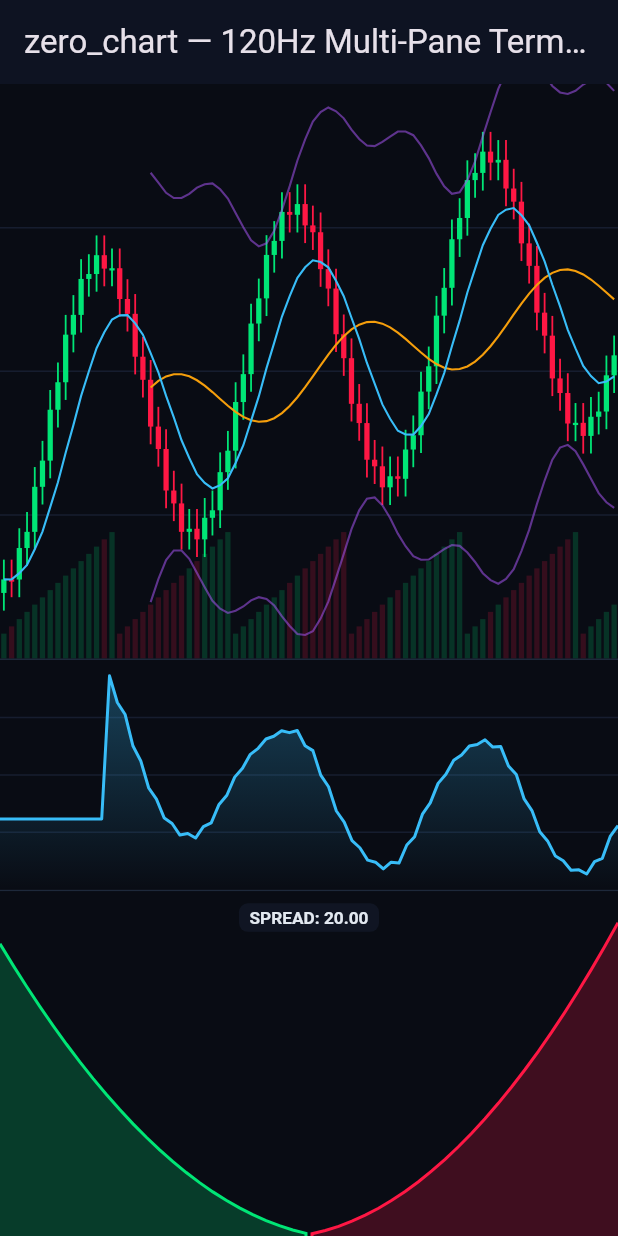
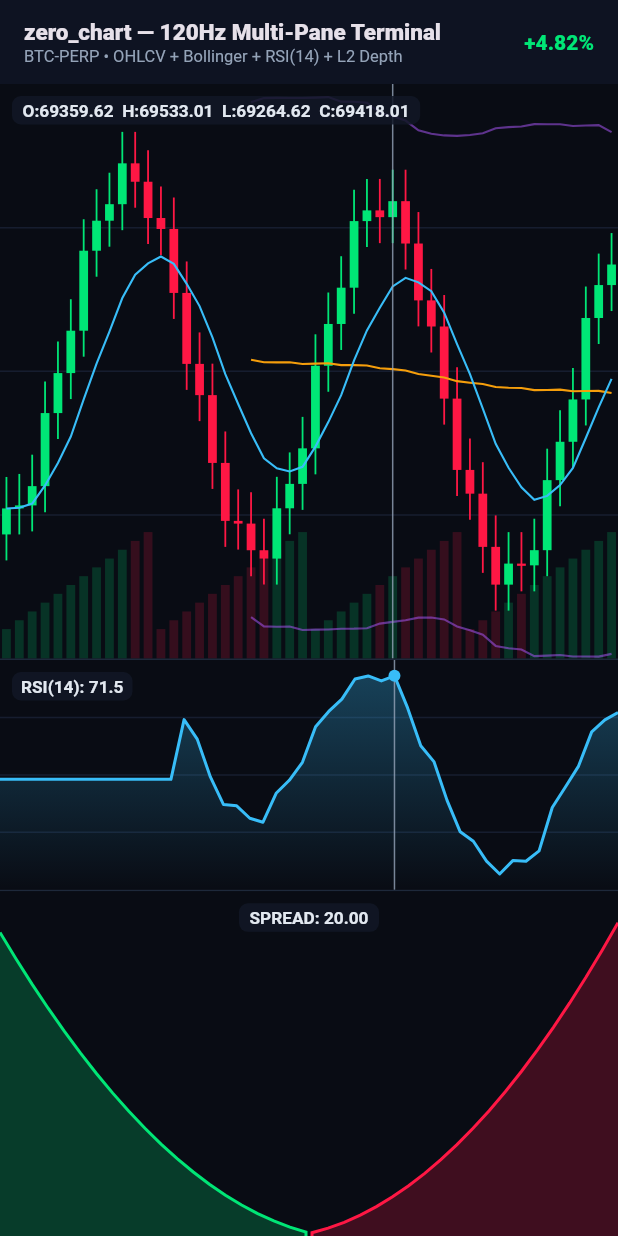
Before and after one commit to RedlightApps/zero_chart, a Flutter app: the screen it shows after launch, on a phone screen of 412 x 824 dp. Run offline on Flutter 3.47's test engine with Material 3 defaults, Android fonts, the phone set to English and light mode, and no system bars.

Commit message:
docs: add 120Hz iOS Simulator showcase screenshots and upgrade example UI (v1.0.1)

```diff
--- a/example/lib/main.dart
+++ b/example/lib/main.dart
@@ -24,12 +24,12 @@ class _ZeroChartShowcaseAppState extends State<ZeroChartShowcaseApp> {
   void initState() {
     super.initState();
     var price = 68200.0;
-    _candles = List<OhlcvCandle>.generate(80, (i) {
-      final delta = math.sin(i * 0.25) * 180.0 + (i.isEven ? 65.0 : -45.0);
+    _candles = List<OhlcvCandle>.generate(48, (i) {
+      final delta = math.sin(i * 0.32) * 210.0 + (i % 3 == 0 ? 95.0 : -55.0);
       final open = price;
       final close = open + delta;
-      final high = math.max(open, close) + 95.0;
-      final low = math.min(open, close) - 85.0;
+      final high = math.max(open, close) + 115.0;
+      final low = math.min(open, close) - 95.0;
       price = close;
       return OhlcvCandle(
         timestampMs: 1700000000000 + i * 60000,
@@ -37,7 +37,7 @@ class _ZeroChartShowcaseAppState extends State<ZeroChartShowcaseApp> {
         high: high,
         low: low,
         close: close,
-        volume: 120.0 + (i % 15) * 35.0,
+        volume: 140.0 + (i % 12) * 42.0,
       );
     });
 
@@ -45,17 +45,20 @@ class _ZeroChartShowcaseAppState extends State<ZeroChartShowcaseApp> {
     final rsi = TechnicalIndicators.rsi(closes, period: 14);
     _rsiPoints = List<ChartPoint>.generate(
       _candles.length,
-      (i) => ChartPoint(x: i.toDouble(), y: rsi[i] ?? 50.0),
+      (i) => ChartPoint(x: i.toDouble(), y: rsi[i] ?? 52.0),
     );
 
     _bids = List<OrderBookLevel>.generate(
-      24,
-      (i) => OrderBookLevel(price: 68400.0 - i * 15.0, quantity: 2.5 + i * 0.8),
+      20,
+      (i) => OrderBookLevel(price: 68400.0 - i * 15.0, quantity: 3.5 + i * 1.1),
     );
     _asks = List<OrderBookLevel>.generate(
-      24,
-      (i) => OrderBookLevel(price: 68420.0 + i * 15.0, quantity: 2.2 + i * 0.9),
+      20,
+      (i) => OrderBookLevel(price: 68420.0 + i * 15.0, quantity: 3.0 + i * 1.2),
     );
+
+    // Pre-activate synchronized multi-pane crosshair for instant visual clarity
+    _sync.updateCrosshair(normalizedX: 0.64, localY: 90.0);
   }
 
   @override
@@ -73,7 +76,19 @@ class _ZeroChartShowcaseAppState extends State<ZeroChartShowcaseApp> {
         backgroundColor: const Color(0xFF070910),
         appBar: AppBar(
           backgroundColor: const Color(0xFF0E1322),
-          title: const Text('zero_chart — 120Hz Multi-Pane Terminal'),
+          title: const Row(
+            mainAxisAlignment: MainAxisAlignment.spaceBetween,
+            children: [
+              Column(
+                crossAxisAlignment: CrossAxisAlignment.start,
+                children: [
+                  Text('zero_chart — 120Hz Multi-Pane Terminal', style: TextStyle(fontSize: 15, fontWeight: FontWeight.w800)),
+                  Text('BTC-PERP • OHLCV + Bollinger + RSI(14) + L2 Depth', style: TextStyle(fontSize: 11, color: Color(0xFF94A3B8))),
+                ],
+              ),
+              Text('+4.82%', style: TextStyle(color: Color(0xFF00E676), fontSize: 14, fontWeight: FontWeight.w900)),
+            ],
+          ),
         ),
         body: Column(
           children: [
--- a/pubspec.yaml
+++ b/pubspec.yaml
@@ -1,10 +1,14 @@
 name: zero_chart
 description: 120Hz Element-Bypass financial & real-time telemetry charting engine for Flutter. Includes LTTB downsampling, OHLCV Candlestick, OrderBook L2 Depth chart, Technical Indicators (SMA, EMA, RSI, Bollinger), and Multi-Pane synchronized Crosshair. Zero external dependencies.
-version: 1.0.0
+version: 1.0.1
 homepage: https://redlightapps.com
 repository: https://github.com/RedlightApps/zero_chart
 issue_tracker: https://github.com/RedlightApps/zero_chart/issues
 documentation: https://github.com/RedlightApps/zero_chart#readme
+
+screenshots:
+  - description: "120Hz Multi-Pane OHLCV Candlestick, Bollinger Bands, Synchronized Crosshair RSI(14) & L2 OrderBook Depth Chart"
+    path: doc/screenshots/zero_chart_showcase.png
 
 funding:
   - https://www.buymeacoffee.com/yusufkaval
```
Also changed, not shown: 3 other files.
